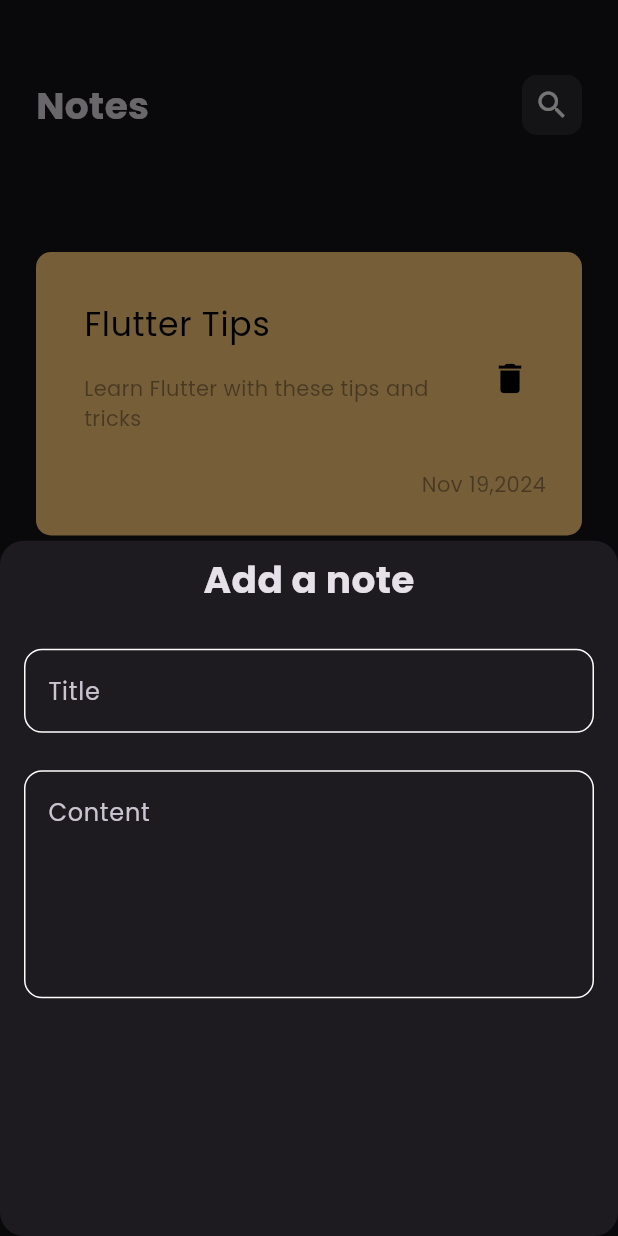
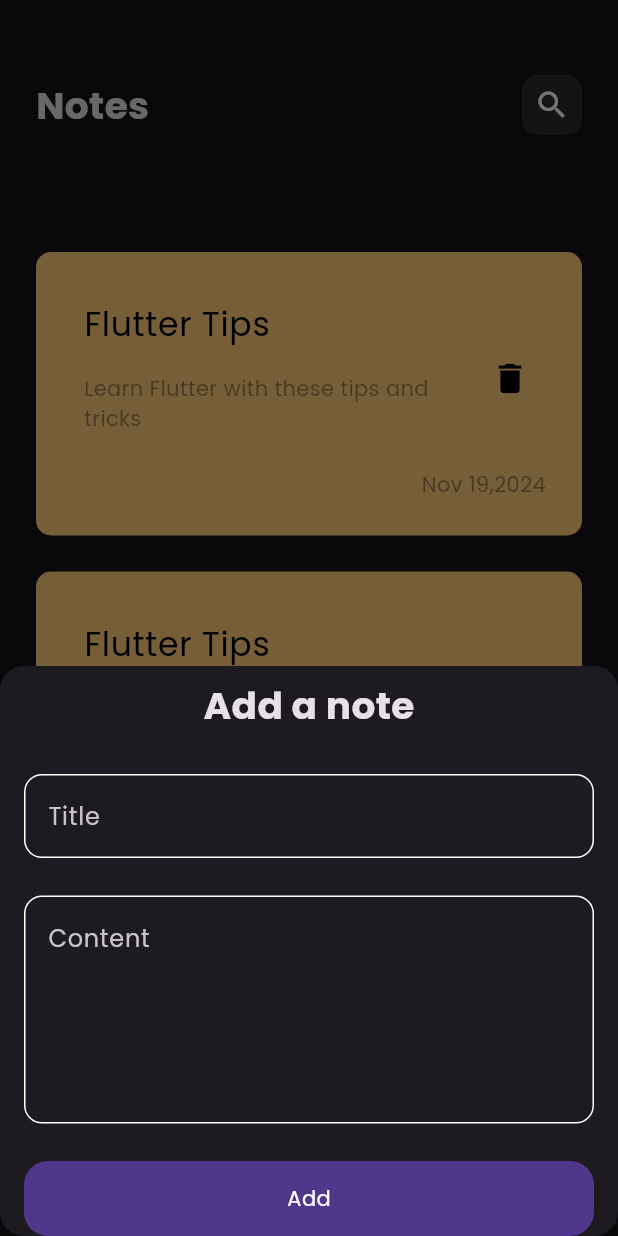
Before and after one commit to Ahmed-AbdElmnaem/nots_app, a Flutter app: the screen it shows after launch, after a tap on the "add" icon, on a phone screen of 412 x 824 dp. Run offline on Flutter 3.47's test engine with Material 3 defaults, Android fonts, the phone set to English and light mode, and no system bars.

Commit message:
add edit view add editview body

```diff
--- /dev/null
+++ b/lib/Widgets/CustomBottom.dart
@@ -0,0 +1,22 @@
+import 'package:flutter/material.dart';
+import 'package:notes_app/Consts.dart';
+
+class CustomBottom extends StatelessWidget {
+  const CustomBottom({super.key});
+
+  @override
+  Widget build(BuildContext context) {
+    return Container(
+      width: MediaQuery.of(context).size.width,
+      height: 50,
+      decoration: BoxDecoration(
+          color: KPrimaryColor, borderRadius: BorderRadius.circular(16)),
+      child: Center(
+        child: Text(
+          'Add',
+          style: TextStyle(color: Colors.white),
+        ),
+      ),
+    );
+  }
+}
--- a/lib/Widgets/add_note_bottomsheet.dart
+++ b/lib/Widgets/add_note_bottomsheet.dart
@@ -1,4 +1,5 @@
 import 'package:flutter/material.dart';
+import 'package:notes_app/Widgets/CustomBottom.dart';
 import 'package:notes_app/Widgets/custom_text_feild.dart';
 
 class Custmbottomsheet extends StatelessWidget {
@@ -8,6 +9,7 @@ class Custmbottomsheet extends StatelessWidget {
   Widget build(BuildContext context) {
     return Padding(
       padding: const EdgeInsets.symmetric(horizontal: 16),
+      child: SingleChildScrollView(
         child: Column(
           children: [
             Padding(
@@ -27,7 +29,12 @@ class Custmbottomsheet extends StatelessWidget {
               height: 25,
             ),
             CustomTextField(hintText: 'Content', maxLines: 5),
+            SizedBox(
+              height: 25,
+            ),
+            CustomBottom()
           ],
+        ),
       ),
     );
   }
--- a/lib/Widgets/custm_app_bar.dart
+++ b/lib/Widgets/custm_app_bar.dart
@@ -2,18 +2,21 @@ import 'package:flutter/material.dart';
 import 'package:notes_app/Widgets/custm_search_icon.dart';
 
 class CustmAppBar extends StatelessWidget {
-  const CustmAppBar({super.key});
-
+  const CustmAppBar({super.key, required this.title, required this.icon});
+  final String title;
+  final IconData icon;
   @override
   Widget build(BuildContext context) {
-    return const Row(
+    return Row(
       children: [
         Text(
-          'Notes',
+          title,
           style: TextStyle(fontWeight: FontWeight.bold, fontSize: 25),
         ),
         Spacer(),
-        CustmSearchIcon()
+        CustmSearchIcon(
+          icon: icon,
+        )
       ],
     );
   }
--- a/lib/Widgets/custm_notes_item.dart
+++ b/lib/Widgets/custm_notes_item.dart
@@ -1,11 +1,18 @@
 import 'package:flutter/material.dart';
+import 'package:notes_app/views/edit_note_view.dart';
 
 class NoteItem extends StatelessWidget {
   const NoteItem({super.key});
 
   @override
   Widget build(BuildContext context) {
-    return Container(
+    return GestureDetector(
+      onTap: () {
+        Navigator.push(context, MaterialPageRoute(builder: (context) {
+          return EditNoteView();
+        }));
+      },
+      child: Container(
         padding: const EdgeInsets.only(top: 24, bottom: 24, left: 16),
         decoration: BoxDecoration(
             borderRadius: BorderRadius.circular(10), color: Color(0XffFFCD7A)),
@@ -43,6 +50,7 @@ class NoteItem extends StatelessWidget {
             )
           ],
         ),
+      ),
     );
   }
 }
--- a/lib/Widgets/custm_search_icon.dart
+++ b/lib/Widgets/custm_search_icon.dart
@@ -1,8 +1,8 @@
 import 'package:flutter/material.dart';
 
 class CustmSearchIcon extends StatelessWidget {
-  const CustmSearchIcon({super.key});
-
+  const CustmSearchIcon({super.key, required this.icon});
+  final IconData icon;
   @override
   Widget build(BuildContext context) {
     return Container(
@@ -10,10 +10,10 @@ class CustmSearchIcon extends StatelessWidget {
         borderRadius: BorderRadius.circular(10),
         color: Colors.white.withOpacity(0.1),
       ),
-      child: const Padding(
+      child: Padding(
         padding: EdgeInsets.all(8.0),
         child: Icon(
-          Icons.search,
+          icon,
         ),
       ),
     );
--- a/lib/Widgets/notes_view_body.dart
+++ b/lib/Widgets/notes_view_body.dart
@@ -14,7 +14,10 @@ class NotsviewsBody extends StatelessWidget {
           SizedBox(
             height: 50,
           ),
-          CustmAppBar(),
+          CustmAppBar(
+            title: 'Notes',
+            icon: Icons.search,
+          ),
           SizedBox(
             height: 50,
           ),
--- a/lib/main.dart
+++ b/lib/main.dart
@@ -12,6 +12,7 @@ class NotsApp extends StatelessWidget {
   @override
   Widget build(BuildContext context) {
     return MaterialApp(
+        debugShowCheckedModeBanner: false,
         theme: ThemeData(brightness: Brightness.dark, fontFamily: 'Poppins'),
         home: const NotsView());
   }
```
Also changed, not shown: lib/Widgets/eidt_view_body.dart (added, +41 -0 lines), lib/views/edit_note_view.dart (added, +13 -0 lines). Lines whose indentation alone changed are shown as unchanged.
